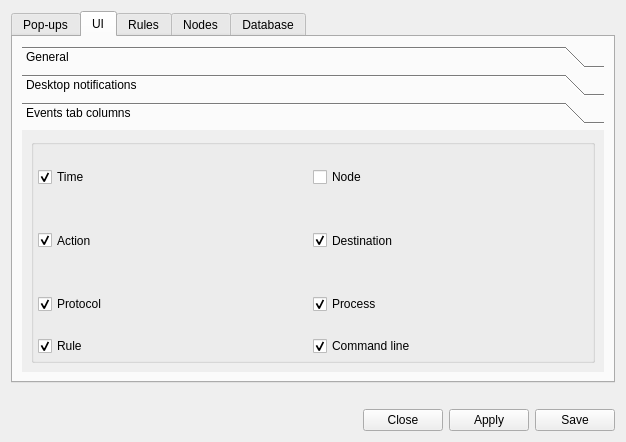
evilsocket/opensnitch, file ui/opensnitch/res/preferences.ui: the form before one commit.
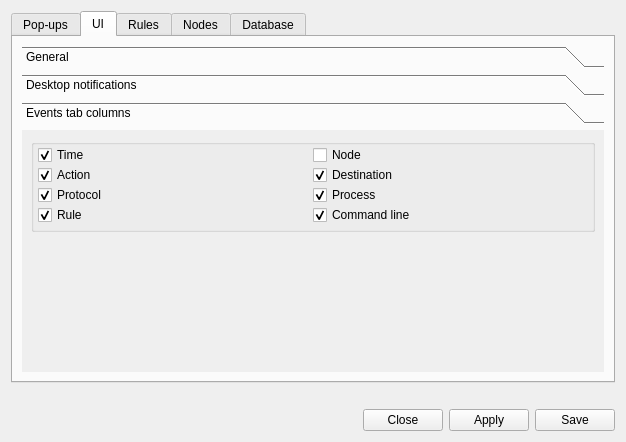
The form after the commit. The open tabs and pages were chosen to show the change. Icons and pictures are not drawn.

Commit message: ui: configure GUI autostart from global preferences

What changed in the file:
```diff
--- a/ui/opensnitch/res/preferences.ui
+++ b/ui/opensnitch/res/preferences.ui
@@ -692,14 +692,14 @@
             <x>0</x>
             <y>0</y>
             <width>586</width>
-            <height>218</height>
+            <height>238</height>
            </rect>
           </property>
           <attribute name="label">
            <string>Events tab columns</string>
           </attribute>
-          <layout class="QGridLayout" name="gridLayout_13">
-           <item row="0" column="0">
+          <layout class="QFormLayout" name="formLayout_2">
+           <item row="0" column="0" colspan="2">
             <widget class="QGroupBox" name="groupBox_2">
              <property name="sizePolicy">
               <sizepolicy hsizetype="Preferred" vsizetype="Preferred">
@@ -710,9 +710,6 @@
              <property name="alignment">
               <set>Qt::AlignCenter</set>
              </property>
-             <property name="flat">
-              <bool>false</bool>
-             </property>
              <layout class="QGridLayout" name="gridLayout_7">
               <property name="leftMargin">
                <number>4</number>
```
Left out of the diff: 31 changed lines with no effect on the pictures. The commit also changes 1 other file.
